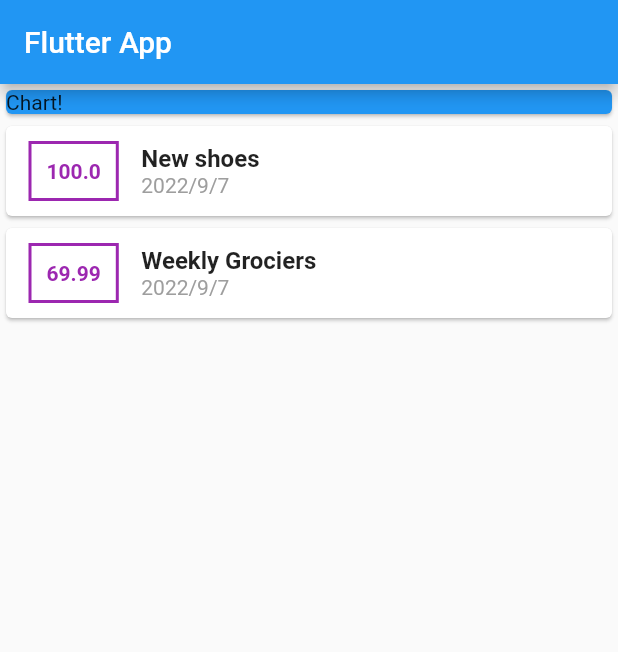
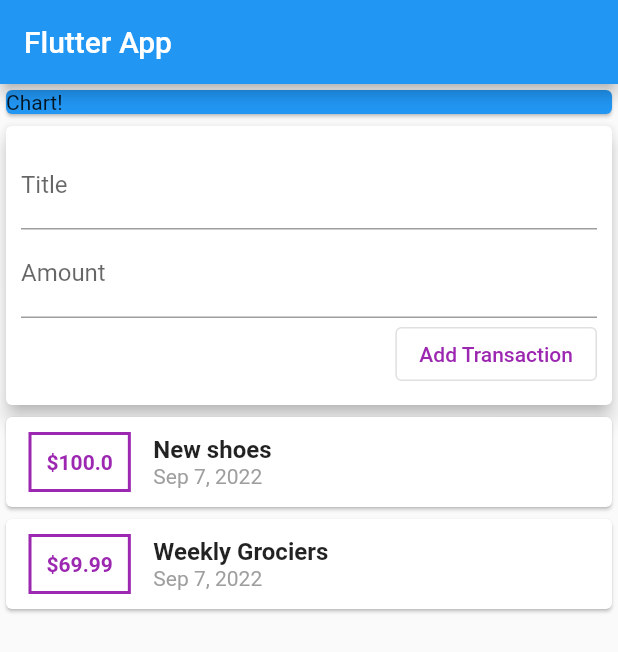
Before and after one commit to RakanW10/real_apps_01, a Flutter app: the screen it shows after launch, on a phone screen of 412 x 824 dp. Shown: the top 652 px of the screen. Run offline on Flutter 3.47's test engine with Material 2 defaults, Android fonts, the phone set to English and light mode, and no system bars.

Commit message:
after lectuer85, added text fields and a button

```diff
--- a/lib/main.dart
+++ b/lib/main.dart
@@ -1,5 +1,6 @@
 import 'package:flutter/material.dart';
 import './Transaction.dart';
+import 'package:intl/intl.dart';
 
 void main() => runApp(MyApp());
 
@@ -43,25 +44,50 @@ class MyHomePage extends StatelessWidget {
               color: Colors.blue,
             ),
           ),
+          Card(
+              child: Container(
+                padding: EdgeInsets.all(10),
+                child: Column(
+                  crossAxisAlignment: CrossAxisAlignment.end,
+                  children: [
+                    TextField(
+                      decoration: InputDecoration(
+                        labelText: "Title",
+                      ),
+                    ),
+                    TextField(
+                      decoration: InputDecoration(
+                        labelText: "Amount",
+                      ),
+                    ),
+                    OutlinedButton(
+                      onPressed: (() => print("h")),
+                      child: Text("Add Transaction"),
+                      style: OutlinedButton.styleFrom(
+                          foregroundColor: Colors.purple),
+                    )
+                  ],
+                ),
+              ),
+              elevation: 5),
           Column(
               children: transactions.map((tx) {
             return Card(
               child: Row(
                 children: [
                   Container(
+                    //amount container
+                    child: Text("\$${tx.amount}",
+                        style: TextStyle(
+                          fontWeight: FontWeight.bold,
+                          color: Colors.purple,
+                        )),
                     margin: EdgeInsets.symmetric(vertical: 10, horizontal: 15),
                     padding: EdgeInsets.all(10),
                     decoration: BoxDecoration(
                       border: Border.all(
                         color: Colors.purple,
                         width: 2,
-                      ),
-                    ),
-                    child: Text(
-                      tx.amount.toString(),
-                      style: TextStyle(
-                        fontWeight: FontWeight.bold,
-                        color: Colors.purple,
                       ),
                     ),
                   ),
@@ -75,11 +101,8 @@ class MyHomePage extends StatelessWidget {
                         ),
                       ),
                       Text(
-                        tx.date.year.toString() +
-                            "/" +
-                            tx.date.month.toString() +
-                            "/" +
-                            tx.date.day.toString(),
+                        DateFormat(DateFormat.YEAR_ABBR_MONTH_DAY)
+                            .format(tx.date),
                         style: TextStyle(color: Colors.grey),
                       ),
                     ],
--- a/pubspec.yaml
+++ b/pubspec.yaml
@@ -23,7 +23,7 @@ environment:
 dependencies:
   flutter:
     sdk: flutter
-
+  intl: ^0.17.0
 
   # The following adds the Cupertino Icons font to your application.
   # Use with the CupertinoIcons class for iOS style icons.
```
Also changed, not shown: pubspec.lock.
